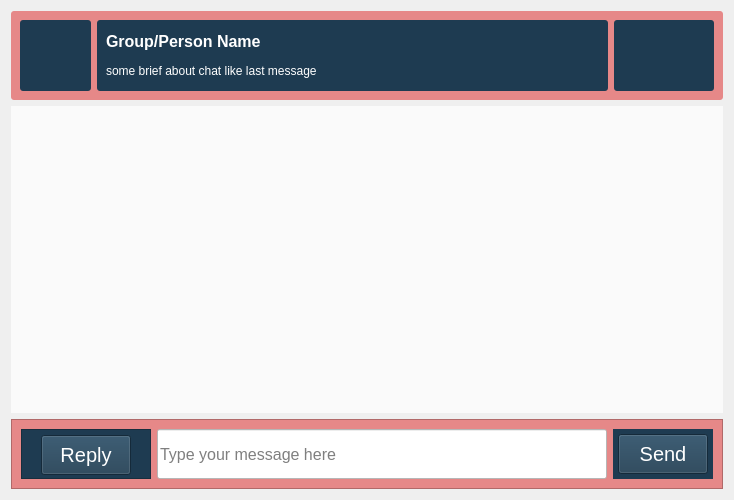
Before: the Qt Designer form production/view/chat_box_template.ui in ashutosh7561/team-management, drawn with Qt 5.
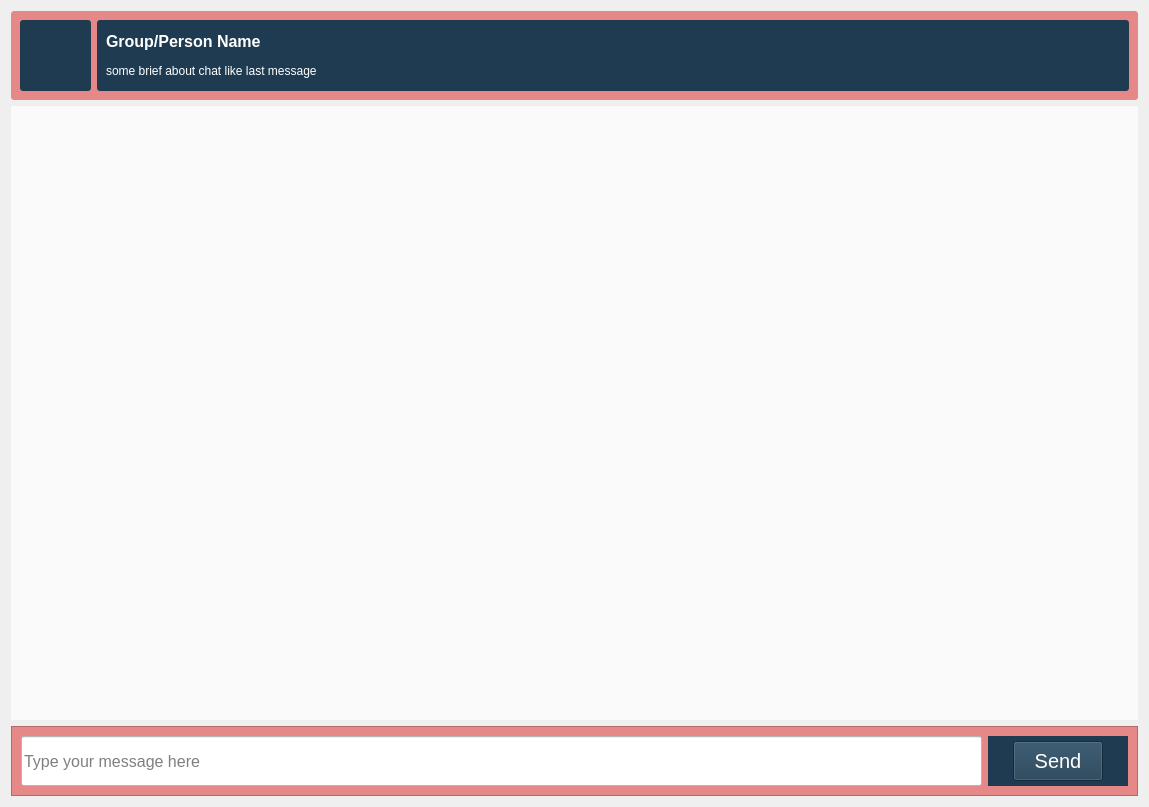
After: the same form once the commit is applied. Icons and pictures are not drawn. Custom widgets are drawn as their Qt base class.

Commit message:
Feature to show chat/person details
Clicking on the particular chat heading opens up a window showing
details. A call is made to method of root window which then switches the
layout to show details based on provided chat_id. On clicking close
button on the chat details screen, again a call is made to root window
which then switches back to normal chat.
Passed root object so that child can call root object's methods.

Patch:
```diff
--- a/production/view/chat_box_template.ui
+++ b/production/view/chat_box_template.ui
@@ -6,8 +6,8 @@
    <rect>
     <x>0</x>
     <y>0</y>
-    <width>730</width>
-    <height>500</height>
+    <width>1149</width>
+    <height>807</height>
    </rect>
   </property>
   <property name="minimumSize">
@@ -21,7 +21,7 @@
   </property>
   <layout class="QVBoxLayout" name="verticalLayout">
    <item>
-    <widget class="QFrame" name="chat_group_info">
+    <widget class="ChatBar" name="chat_group_info" native="true">
      <property name="maximumSize">
       <size>
        <width>16777215</width>
@@ -35,12 +35,6 @@
 border-radius:3px;
 </string>
      </property>
-     <property name="frameShape">
-      <enum>QFrame::StyledPanel</enum>
-     </property>
-     <property name="frameShadow">
-      <enum>QFrame::Raised</enum>
-     </property>
      <layout class="QHBoxLayout" name="horizontalLayout">
       <item>
        <widget class="QLabel" name="chat_icon">
@@ -139,31 +133,6 @@
         </layout>
        </widget>
       </item>
-      <item>
-       <widget class="QFrame" name="action_btns">
-        <property name="minimumSize">
-         <size>
-          <width>100</width>
-          <height>71</height>
-         </size>
-        </property>
-        <property name="maximumSize">
-         <size>
-          <width>100</width>
-          <height>71</height>
-         </size>
-        </property>
-        <property name="styleSheet">
-         <string notr="true">background-color: rgb(30, 59, 81);	</string>
-        </property>
-        <property name="frameShape">
-         <enum>QFrame::StyledPanel</enum>
-        </property>
-        <property name="frameShadow">
-         <enum>QFrame::Raised</enum>
-        </property>
-       </widget>
-      </item>
      </layout>
     </widget>
    </item>
@@ -189,8 +158,8 @@
        <rect>
         <x>0</x>
         <y>0</y>
-        <width>712</width>
-        <height>311</height>
+        <width>1127</width>
+        <height>607</height>
        </rect>
       </property>
       <layout class="QVBoxLayout" name="verticalLayout_3"/>
@@ -227,72 +196,6 @@
       <enum>QFrame::Raised</enum>
      </property>
      <layout class="QHBoxLayout" name="horizontalLayout_2">
-      <item>
-       <widget class="QFrame" name="frame_5">
-        <property name="sizePolicy">
-         <sizepolicy hsizetype="MinimumExpanding" vsizetype="Preferred">
-          <horstretch>0</horstretch>
-          <verstretch>0</verstretch>
-         </sizepolicy>
-        </property>
-        <property name="minimumSize">
-         <size>
-          <width>130</width>
-          <height>50</height>
-         </size>
-        </property>
-        <property name="maximumSize">
-         <size>
-          <width>130</width>
-          <height>50</height>
-         </size>
-        </property>
-        <property name="styleSheet">
-         <string notr="true">background-color: rgb(30, 59, 81);	</string>
-        </property>
-        <property name="frameShape">
-         <enum>QFrame::StyledPanel</enum>
-        </property>
-        <property name="frameShadow">
-         <enum>QFrame::Raised</enum>
-        </property>
-        <layout class="QHBoxLayout" name="horizontalLayout_4">
-         <property name="topMargin">
-          <number>5</number>
-         </property>
-         <property name="bottomMargin">
-          <number>5</number>
-         </property>
-         <item>
-          <widget class="QPushButton" name="bt">
-           <property name="minimumSize">
-            <size>
-             <width>90</width>
-             <height>40</height>
-            </size>
-           </property>
-           <property name="maximumSize">
-            <size>
-             <width>90</width>
-             <height>40</height>
-            </size>
-           </property>
-           <property name="font">
-            <font>
-             <pointsize>15</pointsize>
-            </font>
-           </property>
-           <property name="styleSheet">
-            <string notr="true">color: rgb(255, 255, 255);</string>
-           </property>
-           <property name="text">
-            <string>Reply</string>
-           </property>
-          </widget>
-         </item>
-        </layout>
-       </widget>
-      </item>
       <item>
        <widget class="QLineEdit" name="input_field">
         <property name="sizePolicy">
@@ -416,6 +319,14 @@
    </item>
   </layout>
  </widget>
+ <customwidgets>
+  <customwidget>
+   <class>ChatBar</class>
+   <extends>QWidget</extends>
+   <header>view.chatbar</header>
+   <container>1</container>
+  </customwidget>
+ </customwidgets>
  <resources/>
  <connections/>
 </ui>
```
Left out of the diff: 4 changed lines with no effect on the pictures. The commit also changes 13 other files.
